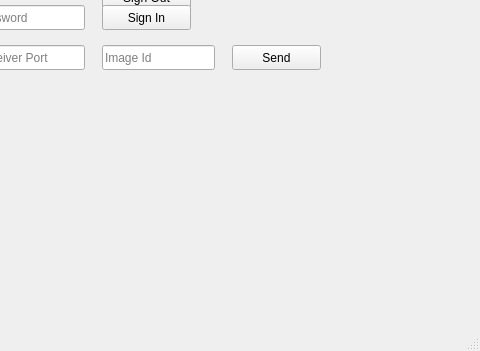
AmrGalal/Distributed-Image-Service, file Peer/peer.ui: the form before one commit; both pictures show x 178 to 658 and y 102 to 453 of the 658 by 453 pixel window.
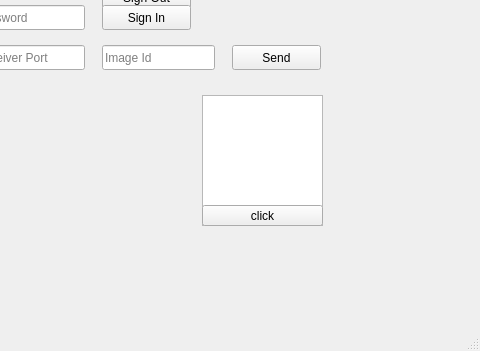
The form after the commit.

Commit message: images displayed on GUI

```diff
--- a/Peer/peer.ui
+++ b/Peer/peer.ui
@@ -183,6 +183,42 @@
      <string>Image Id</string>
     </property>
    </widget>
+   <widget class="QLabel" name="image_label">
+    <property name="geometry">
+     <rect>
+      <x>60</x>
+      <y>180</y>
+      <width>291</width>
+      <height>121</height>
+     </rect>
+    </property>
+    <property name="text">
+     <string/>
+    </property>
+   </widget>
+   <widget class="QListWidget" name="images_list_widget">
+    <property name="geometry">
+     <rect>
+      <x>380</x>
+      <y>180</y>
+      <width>121</width>
+      <height>131</height>
+     </rect>
+    </property>
+   </widget>
+   <widget class="QPushButton" name="show_image_push_button">
+    <property name="geometry">
+     <rect>
+      <x>380</x>
+      <y>290</y>
+      <width>121</width>
+      <height>21</height>
+     </rect>
+    </property>
+    <property name="text">
+     <string>click</string>
+    </property>
+   </widget>
   </widget>
   <widget class="QMenuBar" name="menuBar">
    <property name="geometry">
```
Left out of the diff: 2 changed lines with no effect on the pictures. The commit also changes 5 other files.
